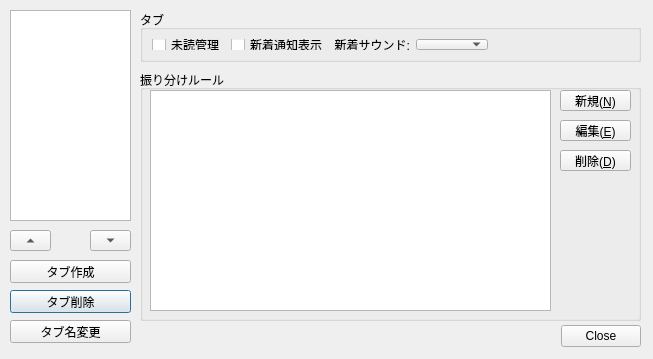
Above: tabsettingsdialog.ui from plus7/Qween before the change. Below: the same form after it.
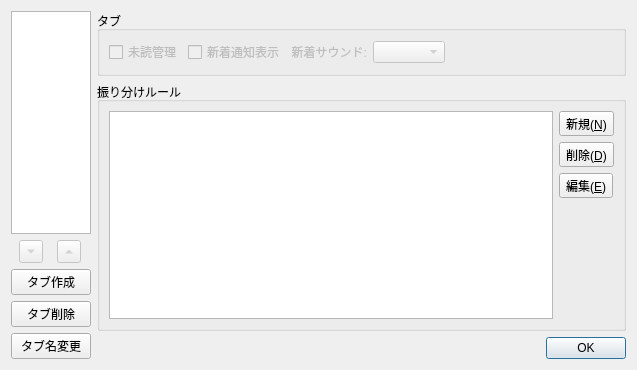
That is the form after the change.

The edit to the form file:
```diff
--- a/tabsettingsdialog.ui
+++ b/tabsettingsdialog.ui
@@ -6,60 +6,32 @@
    <rect>
     <x>0</x>
     <y>0</y>
-    <width>653</width>
-    <height>359</height>
+    <width>637</width>
+    <height>370</height>
    </rect>
   </property>
   <property name="windowTitle">
    <string>タブ設定</string>
   </property>
+  <layout class="QHBoxLayout" name="horizontalLayout_3">
+   <item>
+    <layout class="QVBoxLayout" name="verticalLayout">
+     <item>
   <widget class="QListWidget" name="tabList">
-   <property name="geometry">
-    <rect>
-     <x>10</x>
-     <y>10</y>
-     <width>121</width>
-     <height>211</height>
-    </rect>
-   </property>
-  </widget>
-  <widget class="QPushButton" name="btnTabDelete">
-   <property name="geometry">
-    <rect>
-     <x>10</x>
-     <y>290</y>
-     <width>121</width>
-     <height>23</height>
-    </rect>
-   </property>
-   <property name="text">
-    <string>タブ削除</string>
-   </property>
-  </widget>
-  <widget class="QToolButton" name="toolButton">
-   <property name="geometry">
-    <rect>
-     <x>10</x>
-     <y>230</y>
-     <width>41</width>
-     <height>21</height>
-    </rect>
-   </property>
-   <property name="text">
-    <string>...</string>
-   </property>
-   <property name="arrowType">
-    <enum>Qt::UpArrow</enum>
-   </property>
-  </widget>
+       <property name="sizePolicy">
+        <sizepolicy hsizetype="Ignored" vsizetype="Expanding">
+         <horstretch>0</horstretch>
+         <verstretch>0</verstretch>
+        </sizepolicy>
+       </property>
+      </widget>
+     </item>
+     <item>
+      <layout class="QHBoxLayout" name="horizontalLayout_2">
+       <item>
   <widget class="QToolButton" name="toolButton_2">
-   <property name="geometry">
-    <rect>
-     <x>90</x>
-     <y>230</y>
-     <width>41</width>
-     <height>21</height>
-    </rect>
+         <property name="enabled">
+          <bool>false</bool>
    </property>
    <property name="text">
     <string>...</string>
@@ -68,14 +40,63 @@
     <enum>Qt::DownArrow</enum>
    </property>
   </widget>
+       </item>
+       <item>
+        <widget class="QToolButton" name="toolButton">
+         <property name="enabled">
+          <bool>false</bool>
+         </property>
+         <property name="text">
+          <string>...</string>
+         </property>
+         <property name="arrowType">
+          <enum>Qt::UpArrow</enum>
+         </property>
+        </widget>
+       </item>
+      </layout>
+     </item>
+     <item>
+      <widget class="QPushButton" name="btnTabCreate">
+       <property name="enabled">
+        <bool>true</bool>
+       </property>
+       <property name="text">
+        <string>タブ作成</string>
+       </property>
+      </widget>
+     </item>
+     <item>
+      <widget class="QPushButton" name="btnTabDelete">
+       <property name="enabled">
+        <bool>true</bool>
+       </property>
+       <property name="text">
+        <string>タブ削除</string>
+       </property>
+      </widget>
+     </item>
+     <item>
+      <widget class="QPushButton" name="btnTabRename">
+       <property name="enabled">
+        <bool>true</bool>
+       </property>
+       <property name="text">
+        <string>タブ名変更</string>
+       </property>
+      </widget>
+     </item>
+    </layout>
+   </item>
+   <item>
+    <layout class="QVBoxLayout" name="verticalLayout_2">
+     <item>
   <widget class="QGroupBox" name="groupBox">
-   <property name="geometry">
-    <rect>
-     <x>140</x>
-     <y>10</y>
-     <width>501</width>
-     <height>52</height>
-    </rect>
+       <property name="sizePolicy">
+        <sizepolicy hsizetype="Preferred" vsizetype="Preferred">
+         <horstretch>0</horstretch>
+         <verstretch>0</verstretch>
+        </sizepolicy>
    </property>
    <property name="title">
     <string>タブ</string>
@@ -83,6 +104,9 @@
    <layout class="QHBoxLayout" name="horizontalLayout">
     <item>
      <widget class="QCheckBox" name="chkManageUnread">
+          <property name="enabled">
+           <bool>false</bool>
+          </property>
       <property name="sizePolicy">
        <sizepolicy hsizetype="Preferred" vsizetype="Fixed">
         <horstretch>0</horstretch>
@@ -96,6 +120,9 @@
     </item>
     <item>
      <widget class="QCheckBox" name="chkNotifyNew">
+          <property name="enabled">
+           <bool>false</bool>
+          </property>
       <property name="text">
        <string>新着通知表示</string>
       </property>
@@ -103,6 +130,9 @@
     </item>
     <item>
      <widget class="QLabel" name="label">
+          <property name="enabled">
+           <bool>false</bool>
+          </property>
       <property name="text">
        <string>新着サウンド:</string>
       </property>
@@ -112,7 +142,11 @@
      </widget>
     </item>
     <item>
-     <widget class="QComboBox" name="cboNotifySound"/>
+         <widget class="QComboBox" name="cboNotifySound">
+          <property name="enabled">
+           <bool>false</bool>
+          </property>
+         </widget>
     </item>
     <item>
      <spacer name="horizontalSpacer">
@@ -129,110 +163,70 @@
     </item>
    </layout>
   </widget>
-  <widget class="QDialogButtonBox" name="buttonBox">
-   <property name="geometry">
-    <rect>
-     <x>560</x>
-     <y>320</y>
-     <width>81</width>
-     <height>32</height>
-    </rect>
-   </property>
-   <property name="orientation">
-    <enum>Qt::Horizontal</enum>
-   </property>
-   <property name="standardButtons">
-    <set>QDialogButtonBox::Close</set>
-   </property>
-  </widget>
-  <widget class="QPushButton" name="btnTabCreate">
-   <property name="geometry">
-    <rect>
-     <x>10</x>
-     <y>260</y>
-     <width>121</width>
-     <height>23</height>
-    </rect>
-   </property>
-   <property name="text">
-    <string>タブ作成</string>
-   </property>
-  </widget>
+     </item>
+     <item>
   <widget class="QGroupBox" name="groupBox_2">
-   <property name="geometry">
-    <rect>
-     <x>140</x>
-     <y>70</y>
-     <width>501</width>
-     <height>251</height>
-    </rect>
-   </property>
    <property name="title">
     <string>振り分けルール</string>
    </property>
-   <widget class="QListWidget" name="ruleList">
-    <property name="geometry">
-     <rect>
-      <x>10</x>
-      <y>20</y>
-      <width>401</width>
-      <height>221</height>
-     </rect>
-    </property>
-   </widget>
+       <layout class="QHBoxLayout" name="horizontalLayout_4">
+        <item>
+         <widget class="QListWidget" name="ruleList"/>
+        </item>
+        <item>
+         <layout class="QVBoxLayout" name="verticalLayout_3">
+          <item>
    <widget class="QToolButton" name="btnNewRule">
-    <property name="geometry">
-     <rect>
-      <x>420</x>
-      <y>20</y>
-      <width>71</width>
-      <height>21</height>
-     </rect>
-    </property>
     <property name="text">
      <string>新規(&amp;N)</string>
     </property>
    </widget>
-   <widget class="QToolButton" name="btnEditRule">
-    <property name="geometry">
-     <rect>
-      <x>420</x>
-      <y>50</y>
-      <width>71</width>
-      <height>21</height>
-     </rect>
-    </property>
-    <property name="text">
-     <string>編集(&amp;E)</string>
-    </property>
-   </widget>
+          </item>
+          <item>
    <widget class="QToolButton" name="btnDeleteRule">
-    <property name="geometry">
-     <rect>
-      <x>420</x>
-      <y>80</y>
-      <width>71</width>
-      <height>21</height>
-     </rect>
-    </property>
     <property name="text">
      <string>削除(&amp;D)</string>
     </property>
    </widget>
-  </widget>
-  <widget class="QPushButton" name="btnTabRename">
-   <property name="geometry">
-    <rect>
-     <x>10</x>
-     <y>320</y>
-     <width>121</width>
-     <height>23</height>
-    </rect>
-   </property>
+          </item>
+          <item>
+           <widget class="QToolButton" name="btnEditRule">
    <property name="text">
-    <string>タブ名変更</string>
-   </property>
-  </widget>
+             <string>編集(&amp;E)</string>
+            </property>
+           </widget>
+          </item>
+          <item>
+           <spacer name="verticalSpacer">
+            <property name="orientation">
+             <enum>Qt::Vertical</enum>
+            </property>
+            <property name="sizeHint" stdset="0">
+             <size>
+              <width>20</width>
+              <height>40</height>
+             </size>
+            </property>
+           </spacer>
+          </item>
+         </layout>
+        </item>
+       </layout>
+      </widget>
+     </item>
+     <item>
+      <widget class="QDialogButtonBox" name="buttonBox">
+       <property name="orientation">
+        <enum>Qt::Horizontal</enum>
+       </property>
+       <property name="standardButtons">
+        <set>QDialogButtonBox::Ok</set>
+       </property>
+      </widget>
+     </item>
+    </layout>
+   </item>
+  </layout>
  </widget>
  <resources/>
  <connections/>
```
Left out of the diff: 35 changed lines with no effect on the pictures. Lines whose indentation alone changed are shown as unchanged.
